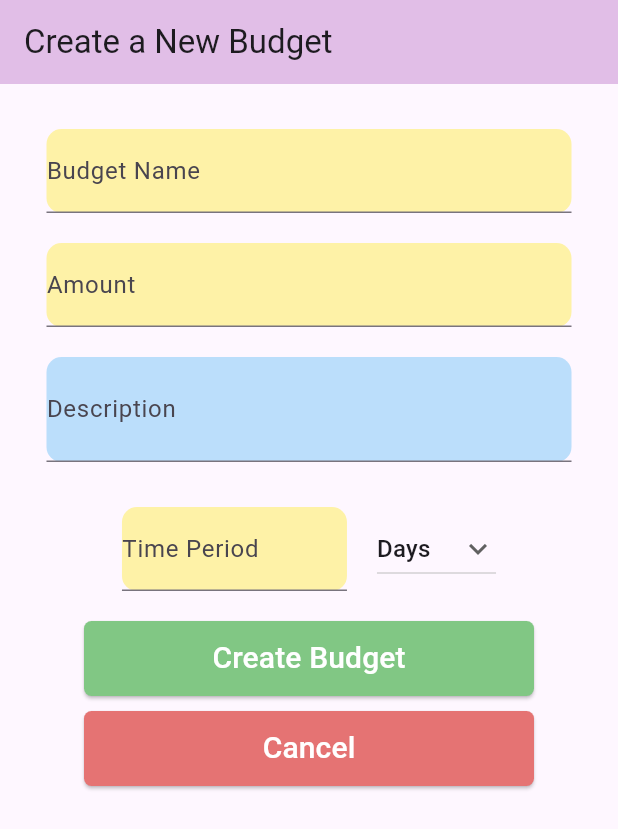
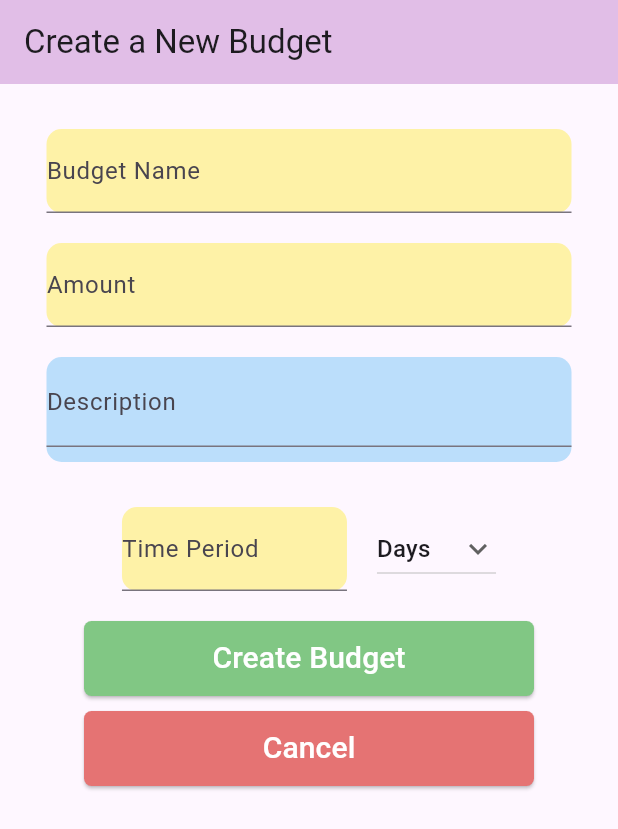
Before and after one commit to jaydapizzuco/Financial-Planning-App, a Flutter app: the AddBudget screen opened directly, on a phone screen of 412 x 824 dp. Shown: the top 829 px of the screen. Run offline on Flutter 3.47's test engine with Material 3 defaults, Android fonts, the phone set to English and light mode, and no system bars; our stand-ins replace cloud_firestore, firebase_auth, firebase_core, flutter_local_notifications, getwidget, pie_chart and 2 more; accounts and stored records are empty.

Commit message:
changed padding on description text controller to display text while typing

```diff
--- a/financial_planner/lib/budget/addBudget.dart
+++ b/financial_planner/lib/budget/addBudget.dart
@@ -95,7 +95,7 @@ class _AddBudgetState extends State<AddBudget> {
                 textInputAction: TextInputAction.next,
                 maxLines: null,
                 decoration: InputDecoration(labelText: 'Description',
-                  contentPadding: EdgeInsets.symmetric(vertical: 30.0),),
+                  contentPadding: EdgeInsets.symmetric(vertical: 10.0),),
               ),
             ),
             SizedBox(height: 30,),
--- a/financial_planner/lib/goals/addGoal.dart
+++ b/financial_planner/lib/goals/addGoal.dart
@@ -119,7 +119,7 @@ class _AddGoalState extends State<AddGoal> {
                     textInputAction: TextInputAction.next,
                     maxLines: null,
                     decoration: InputDecoration(labelText: 'Description',
-                      contentPadding: EdgeInsets.symmetric(vertical: 30.0),),
+                      contentPadding: EdgeInsets.symmetric(vertical: 10.0),),
                   ),
                 ),
                 SizedBox(height: 20,),
```
Also changed, not shown: financial_planner/lib/login/registerScreen.dart (+9 -3 lines).
